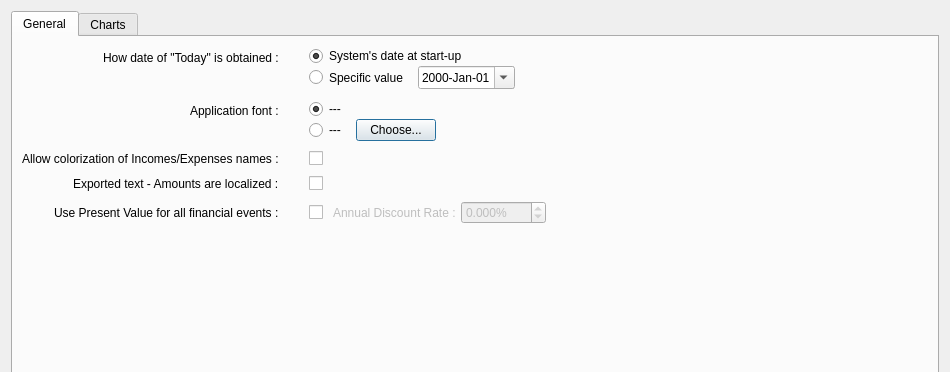
The window that src/optionsdialog.ui (redmoon1945/gbp) describes before a commit, drawn with Qt 5; both pictures show x 0 to 950 and y 0 to 372 of the 950 by 600 pixel window.
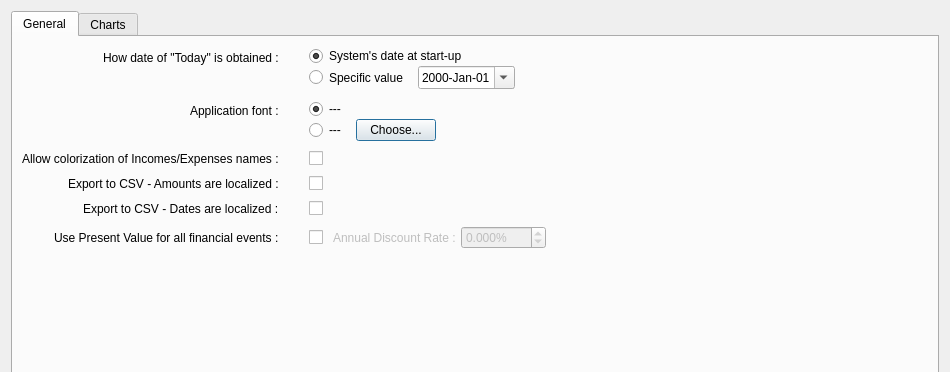
The same window after the commit. The open tabs and pages were chosen to show the change.

```diff
--- a/src/optionsdialog.ui
+++ b/src/optionsdialog.ui
@@ -291,7 +291,7 @@
               </font>
              </property>
              <property name="text">
-              <string>Exported text - Amounts are localized :</string>
+              <string>Export to CSV - Amounts are localized :</string>
              </property>
             </widget>
            </item>
@@ -315,14 +315,14 @@
              </item>
             </layout>
            </item>
-           <item row="4" column="0">
+           <item row="5" column="0">
             <widget class="QLabel" name="label_5">
              <property name="text">
               <string>Use Present Value for all financial events :</string>
              </property>
             </widget>
            </item>
-           <item row="4" column="1">
+           <item row="5" column="1">
             <layout class="QHBoxLayout" name="horizontalLayout_2">
              <item>
               <widget class="QCheckBox" name="usePresentValueCheckBox">
@@ -431,6 +431,27 @@
              </item>
             </layout>
            </item>
+           <item row="4" column="0">
+            <widget class="QLabel" name="label_16">
+             <property name="text">
+              <string>Export to CSV - Dates are localized :</string>
+             </property>
+            </widget>
+           </item>
+           <item row="4" column="1">
+            <layout class="QHBoxLayout" name="horizontalLayout_8">
+             <item>
+              <widget class="QCheckBox" name="exportTextDateLocalizedCheckBox">
+               <property name="toolTip">
+                <string>&lt;html&gt;&lt;head/&gt;&lt;body&gt;&lt;p&gt;If &lt;span style=&quot; font-weight:700;&quot;&gt;checked&lt;/span&gt; : Any date used in any CSV export process is localized, that is, it obeys the convention of &amp;quot;short format&amp;quot; of the default language used on the computer. &lt;/p&gt;&lt;p&gt;If &lt;span style=&quot; font-weight:700;&quot;&gt;unchecked&lt;/span&gt; : Format &amp;quot;YYYY-MM-DD&amp;quot; is used&lt;/p&gt;&lt;/body&gt;&lt;/html&gt;</string>
+               </property>
+               <property name="text">
+                <string/>
+               </property>
+              </widget>
+             </item>
+            </layout>
+           </item>
           </layout>
          </item>
         </layout>
```
Left out of the diff: 4 changed lines with no effect on the pictures.
